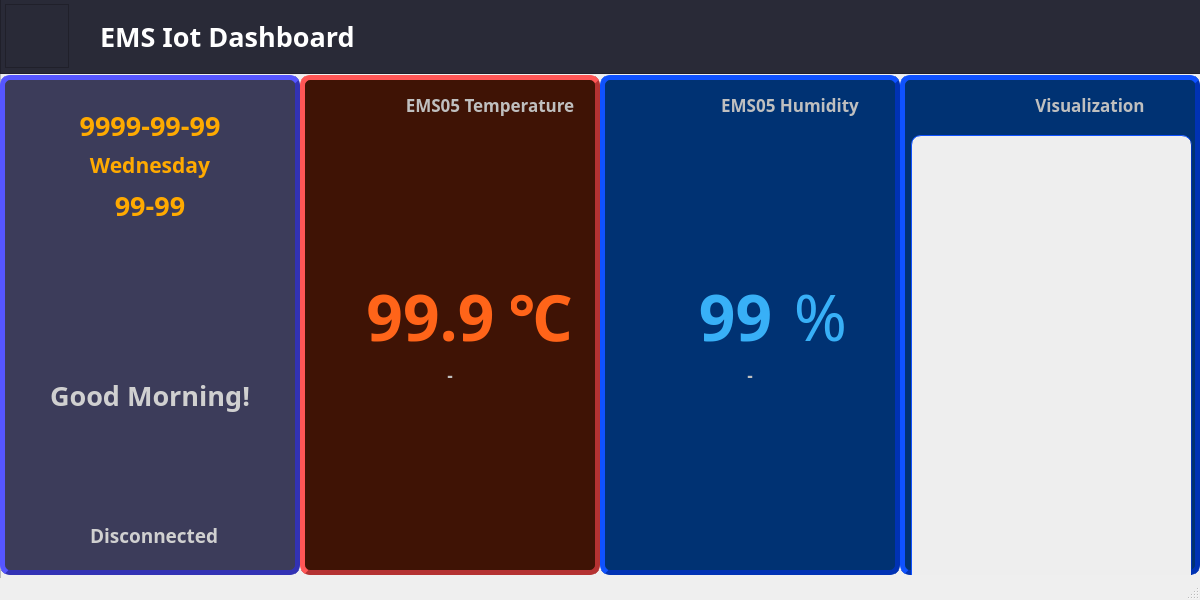
ParkYongJun03/EMS_Comm, file ui/dashboard.ui: the form before one commit.
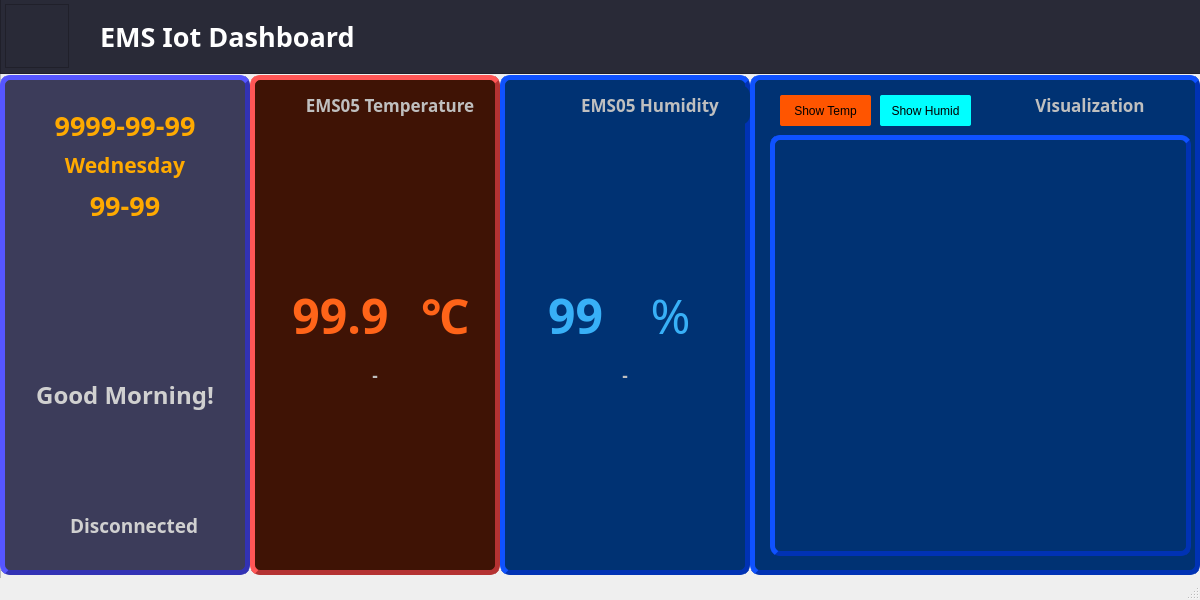
The form after the commit. Icons and pictures are not drawn. Custom widgets are drawn as their Qt base class.

Commit message: 0704 차트 커밋

What changed in the file:
```diff
--- a/ui/dashboard.ui
+++ b/ui/dashboard.ui
@@ -114,7 +114,7 @@
       <rect>
        <x>0</x>
        <y>75</y>
-       <width>300</width>
+       <width>250</width>
        <height>500</height>
       </rect>
      </property>
@@ -134,7 +134,7 @@
      <widget class="QFrame" name="weatherFrame">
       <property name="geometry">
        <rect>
-        <x>118</x>
+        <x>93</x>
         <y>180</y>
         <width>64</width>
         <height>64</height>
@@ -154,7 +154,7 @@
      <widget class="QLabel" name="lblDate">
       <property name="geometry">
        <rect>
-        <x>50</x>
+        <x>25</x>
         <y>30</y>
         <width>200</width>
         <height>40</height>
@@ -182,7 +182,7 @@
      <widget class="QLabel" name="lblDay">
       <property name="geometry">
        <rect>
-        <x>50</x>
+        <x>25</x>
         <y>70</y>
         <width>200</width>
         <height>40</height>
@@ -210,7 +210,7 @@
      <widget class="QLabel" name="lblTime">
       <property name="geometry">
        <rect>
-        <x>50</x>
+        <x>25</x>
         <y>110</y>
         <width>200</width>
         <height>40</height>
@@ -238,16 +238,16 @@
      <widget class="QLabel" name="lblGreeting">
       <property name="geometry">
        <rect>
-        <x>15</x>
+        <x>25</x>
         <y>300</y>
-        <width>270</width>
+        <width>200</width>
         <height>40</height>
        </rect>
       </property>
       <property name="font">
        <font>
         <family>나눔고딕코딩</family>
-        <pointsize>20</pointsize>
+        <pointsize>18</pointsize>
         <weight>75</weight>
         <bold>true</bold>
        </font>
@@ -266,8 +266,8 @@
      <widget class="QFrame" name="connFrame">
       <property name="geometry">
        <rect>
-        <x>60</x>
-        <y>450</y>
+        <x>40</x>
+        <y>440</y>
         <width>24</width>
         <height>24</height>
        </rect>
@@ -286,8 +286,8 @@
      <widget class="QLabel" name="lblStatus">
       <property name="geometry">
        <rect>
-        <x>90</x>
-        <y>440</y>
+        <x>70</x>
+        <y>430</y>
         <width>141</width>
         <height>41</height>
        </rect>
@@ -315,9 +315,9 @@
     <widget class="QFrame" name="tempFrame">
      <property name="geometry">
       <rect>
-       <x>300</x>
+       <x>250</x>
        <y>75</y>
-       <width>300</width>
+       <width>250</width>
        <height>500</height>
       </rect>
      </property>
@@ -358,16 +358,16 @@
      <widget class="QLabel" name="lblCurrTemp">
       <property name="geometry">
        <rect>
-        <x>50</x>
+        <x>20</x>
         <y>200</y>
-        <width>161</width>
+        <width>141</width>
         <height>81</height>
        </rect>
       </property>
       <property name="font">
        <font>
         <family>나눔고딕코딩</family>
-        <pointsize>48</pointsize>
+        <pointsize>36</pointsize>
         <weight>75</weight>
         <bold>true</bold>
        </font>
@@ -386,7 +386,7 @@
      <widget class="QLabel" name="lblTempTitle">
       <property name="geometry">
        <rect>
-        <x>90</x>
+        <x>40</x>
         <y>10</y>
         <width>200</width>
         <height>40</height>
@@ -414,16 +414,16 @@
      <widget class="QLabel" name="lblCurrTemp_2">
       <property name="geometry">
        <rect>
-        <x>190</x>
+        <x>150</x>
         <y>200</y>
-        <width>101</width>
+        <width>91</width>
         <height>81</height>
        </rect>
       </property>
       <property name="font">
        <font>
         <family>나눔고딕코딩</family>
-        <pointsize>48</pointsize>
+        <pointsize>36</pointsize>
         <weight>75</weight>
         <bold>true</bold>
        </font>
@@ -442,7 +442,7 @@
      <widget class="QPushButton" name="btnTempAlarm">
       <property name="geometry">
        <rect>
-        <x>90</x>
+        <x>70</x>
         <y>370</y>
         <width>48</width>
         <height>48</height>
@@ -462,7 +462,7 @@
      <widget class="QLabel" name="lblTempAlarm">
       <property name="geometry">
        <rect>
-        <x>50</x>
+        <x>25</x>
         <y>280</y>
         <width>200</width>
         <height>40</height>
@@ -490,7 +490,7 @@
      <widget class="QPushButton" name="btnTempStop">
       <property name="geometry">
        <rect>
-        <x>170</x>
+        <x>150</x>
         <y>370</y>
         <width>48</width>
         <height>48</height>
@@ -509,18 +509,18 @@
      </widget>
      <zorder>weatherFrame_3</zorder>
      <zorder>lblTempTitle</zorder>
-     <zorder>lblCurrTemp_2</zorder>
-     <zorder>lblCurrTemp</zorder>
      <zorder>btnTempAlarm</zorder>
      <zorder>lblTempAlarm</zorder>
      <zorder>btnTempStop</zorder>
+     <zorder>lblCurrTemp_2</zorder>
+     <zorder>lblCurrTemp</zorder>
     </widget>
     <widget class="QFrame" name="humidFrame">
      <property name="geometry">
       <rect>
-       <x>600</x>
+       <x>500</x>
        <y>75</y>
-       <width>300</width>
+       <width>250</width>
        <height>500</height>
       </rect>
      </property>
@@ -566,7 +566,7 @@
      <widget class="QLabel" name="lblCurrHumid">
       <property name="geometry">
        <rect>
-        <x>80</x>
+        <x>20</x>
         <y>200</y>
         <width>111</width>
         <height>81</height>
@@ -575,7 +575,7 @@
       <property name="font">
        <font>
         <family>나눔고딕코딩</family>
-        <pointsize>48</pointsize>
+        <pointsize>36</pointsize>
         <weight>75</weight>
         <bold>true</bold>
        </font>
@@ -594,7 +594,7 @@
      <widget class="QLabel" name="lblHumidTitle">
       <property name="geometry">
        <rect>
-        <x>90</x>
+        <x>50</x>
         <y>10</y>
         <width>200</width>
         <height>40</height>
@@ -622,7 +622,7 @@
      <widget class="QLabel" name="lblCurrHumid_2">
       <property name="geometry">
        <rect>
-        <x>170</x>
+        <x>120</x>
         <y>200</y>
         <width>101</width>
         <height>81</height>
@@ -631,7 +631,7 @@
       <property name="font">
        <font>
         <family>새굴림</family>
-        <pointsize>48</pointsize>
+        <pointsize>36</pointsize>
         <weight>50</weight>
         <bold>false</bold>
        </font>
@@ -650,7 +650,7 @@
      <widget class="QPushButton" name="btnHumidAlarm">
       <property name="geometry">
        <rect>
-        <x>80</x>
+        <x>60</x>
         <y>370</y>
         <width>48</width>
         <height>48</height>
@@ -676,7 +676,7 @@
      <widget class="QPushButton" name="btnHumidStop">
       <property name="geometry">
        <rect>
-        <x>160</x>
+        <x>140</x>
         <y>370</y>
         <width>48</width>
         <height>48</height>
@@ -696,7 +696,7 @@
      <widget class="QLabel" name="lblHumidAlarm">
       <property name="geometry">
        <rect>
-        <x>50</x>
+        <x>25</x>
         <y>280</y>
         <width>200</width>
         <height>40</height>
@@ -729,12 +729,12 @@
      <zorder>btnHumidStop</zorder>
      <zorder>lblHumidAlarm</zorder>
     </widget>
-    <widget class="QFrame" name="lblFrame">
+    <widget class="QFrame" name="charFrame">
      <property name="geometry">
       <rect>
-       <x>900</x>
+       <x>750</x>
        <y>75</y>
-       <width>300</width>
+       <width>450</width>
        <height>500</height>
       </rect>
      </property>
@@ -756,10 +756,10 @@
      <property name="frameShadow">
       <enum>QFrame::Raised</enum>
      </property>
-     <widget class="QLabel" name="lblHumidTitle_2">
+     <widget class="QLabel" name="lblChart">
       <property name="geometry">
        <rect>
-        <x>90</x>
+        <x>240</x>
         <y>10</y>
         <width>200</width>
         <height>40</height>
@@ -784,26 +784,59 @@
        <set>Qt::AlignCenter</set>
       </property>
      </widget>
-     <widget class="QChartView" name="dataView" native="true">
+     <widget class="QPushButton" name="btnHumid">
       <property name="geometry">
        <rect>
-        <x>11</x>
+        <x>130</x>
+        <y>20</y>
+        <width>91</width>
+        <height>31</height>
+       </rect>
+      </property>
+      <property name="styleSheet">
+       <string notr="true">border-style:none;
+background-color: rgb(0, 255, 255);
+border-radius: 2px;</string>
+      </property>
+      <property name="text">
+       <string>Show Humid</string>
+      </property>
+     </widget>
+     <widget class="QPushButton" name="btnTemp">
+      <property name="geometry">
+       <rect>
+        <x>30</x>
+        <y>20</y>
+        <width>91</width>
+        <height>31</height>
+       </rect>
+      </property>
+      <property name="styleSheet">
+       <string notr="true">border-style:none;
+background-color: rgb(255, 85, 0);
+border-radius: 2px;</string>
+      </property>
+      <property name="text">
+       <string>Show Temp</string>
+      </property>
+     </widget>
+     <widget class="QWidget" name="gridLayoutWidget">
+      <property name="geometry">
+       <rect>
+        <x>20</x>
         <y>60</y>
-        <width>281</width>
-        <height>471</height>
+        <width>421</width>
+        <height>421</height>
        </rect>
       </property>
-      <property name="styleSheet">
-       <string notr="true">background-color: rgb(238, 238, 238);
-border-width : 1px</string>
-      </property>
+      <layout class="QGridLayout" name="dataView"/>
      </widget>
     </widget>
     <zorder>humidFrame</zorder>
     <zorder>headFrame</zorder>
     <zorder>greetingFrame</zorder>
     <zorder>tempFrame</zorder>
-    <zorder>lblFrame</zorder>
+    <zorder>charFrame</zorder>
    </widget>
   </widget>
   <widget class="QMenuBar" name="menubar">
@@ -818,14 +851,6 @@
   </widget>
   <widget class="QStatusBar" name="statusbar"/>
  </widget>
- <customwidgets>
-  <customwidget>
-   <class>QChartView</class>
-   <extends>QWidget</extends>
-   <header>PyQt5.QtChart</header>
-   <container>1</container>
-  </customwidget>
- </customwidgets>
  <resources>
   <include location="../images/IoT.qrc"/>
  </resources>
```
The commit also changes 2 other files.
